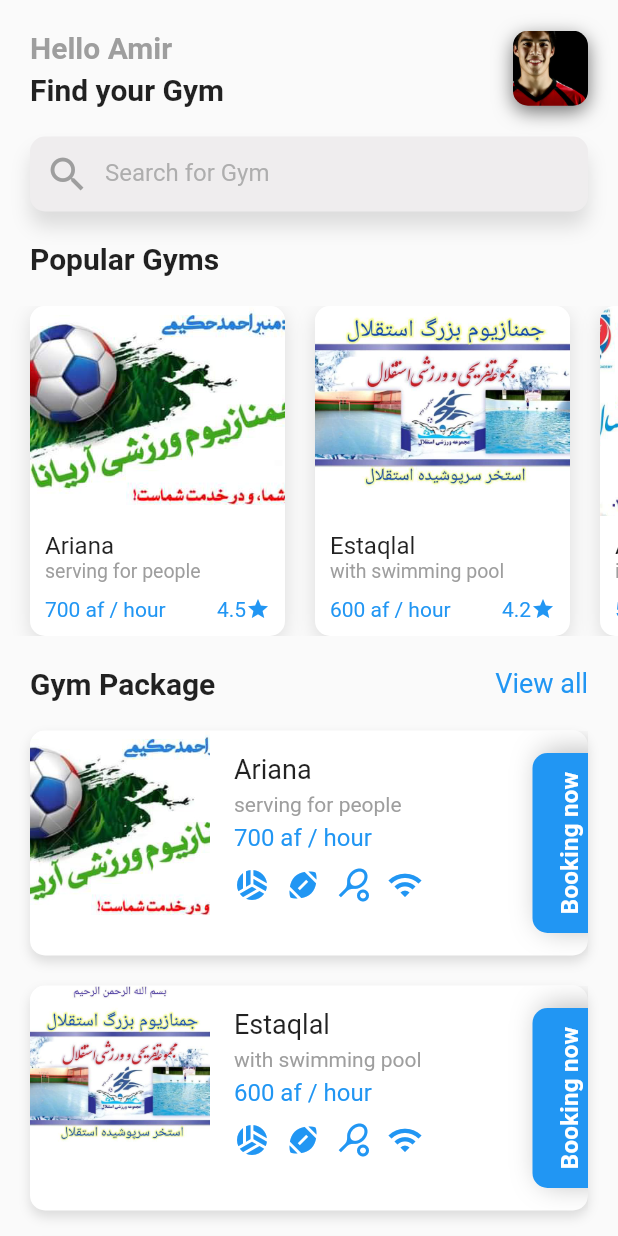
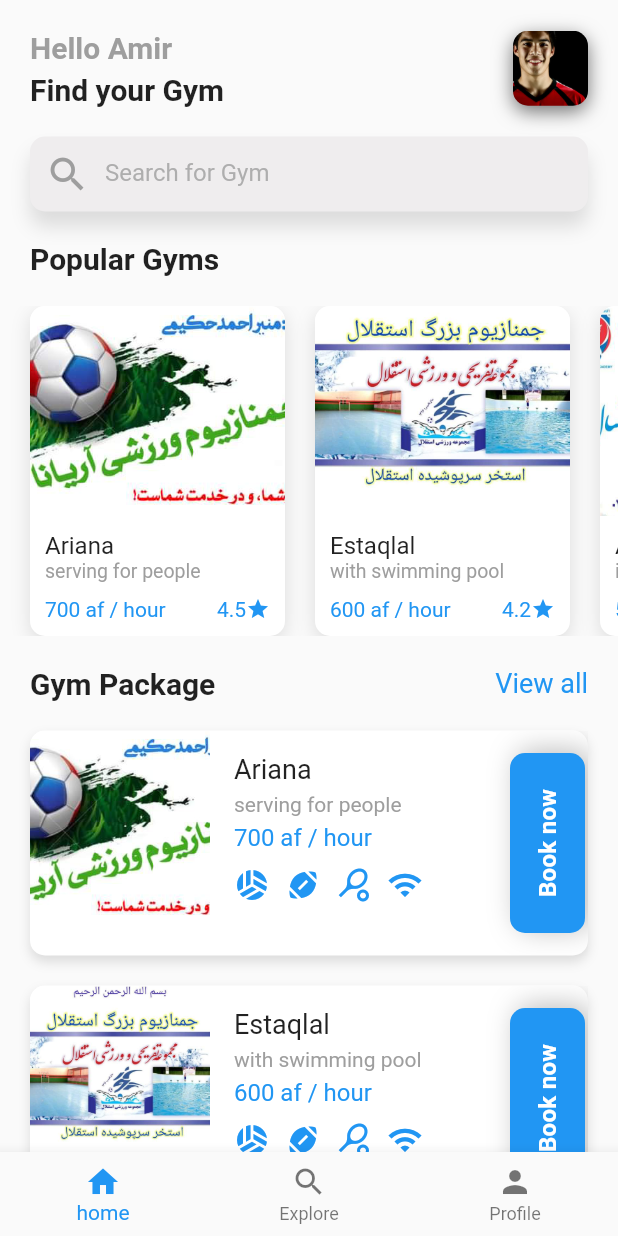
Before and after one commit to 98123AhmadSohail/Herat-gym-system, a Flutter app: the screen it shows after launch, on a phone screen of 412 x 824 dp. Run offline on Flutter 3.47's test engine with Material 2 defaults, Android fonts, the phone set to English and light mode, and no system bars.

Commit message:
adding bottomNavigationBar with home, explore and profile button

```diff
--- a/lib/main.dart
+++ b/lib/main.dart
@@ -27,6 +27,22 @@ class _RootPageState extends State<RootPage> {
   @override
   Widget build(BuildContext context) {
     return Scaffold(
+      bottomNavigationBar: BottomNavigationBar(
+        items: const [
+          BottomNavigationBarItem(
+            icon: Icon(Icons.home),
+            label: 'home',
+          ),
+          BottomNavigationBarItem(
+            icon: Icon(Icons.search),
+            label: 'Explore',
+          ),
+          BottomNavigationBarItem(
+            icon: Icon(Icons.person),
+            label: 'Profile',
+          ),
+        ],
+      ),
       body: ListView(
         children: [
           Padding(
@@ -376,7 +392,7 @@ _GymPackage(int index) {
           ),
           Positioned(
             bottom: 50,
-            left: 300,
+            left: 285,
             child: Center(
               child: Transform.rotate(
                 angle: pi / -2,
@@ -396,7 +412,7 @@ _GymPackage(int index) {
                   ),
                   child: const Center(
                     child: Text(
-                      'Booking now',
+                      'Book now',
                       style: TextStyle(
                           fontSize: 16,
                           color: Colors.white,
```
